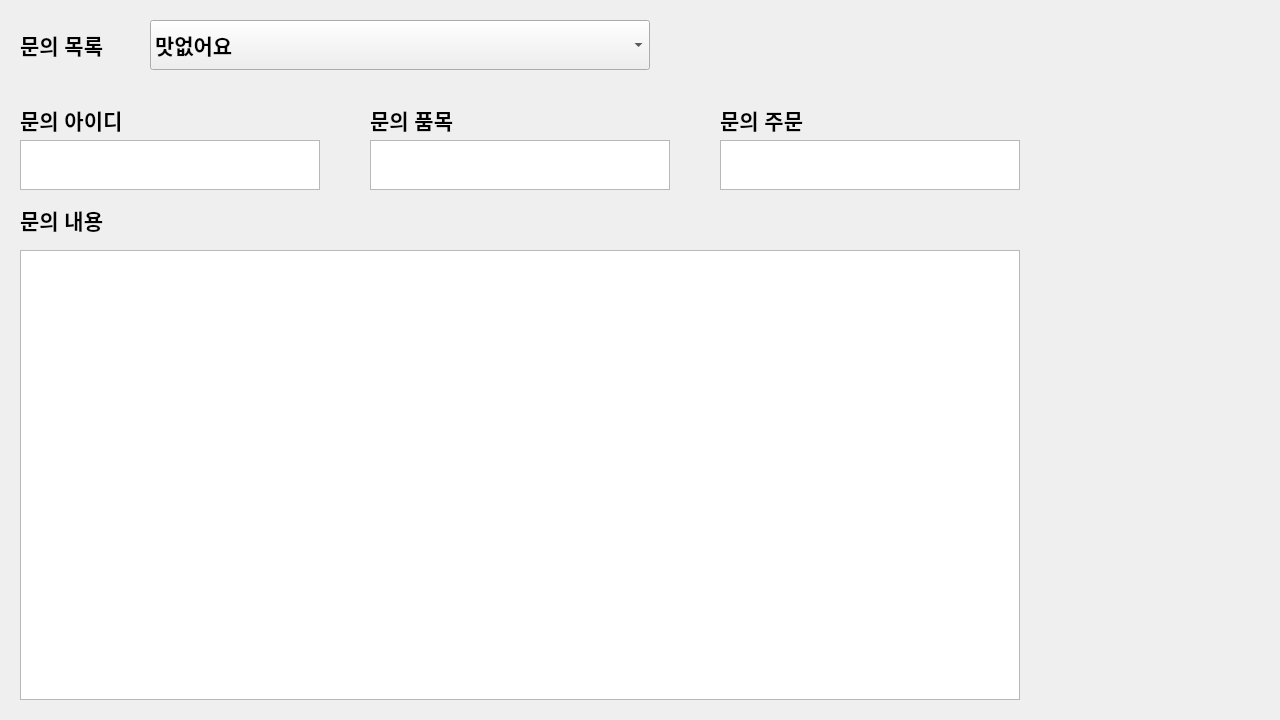
First picture: the form in question.ui, repository TaePyeongkang/smart-store, before the edit.
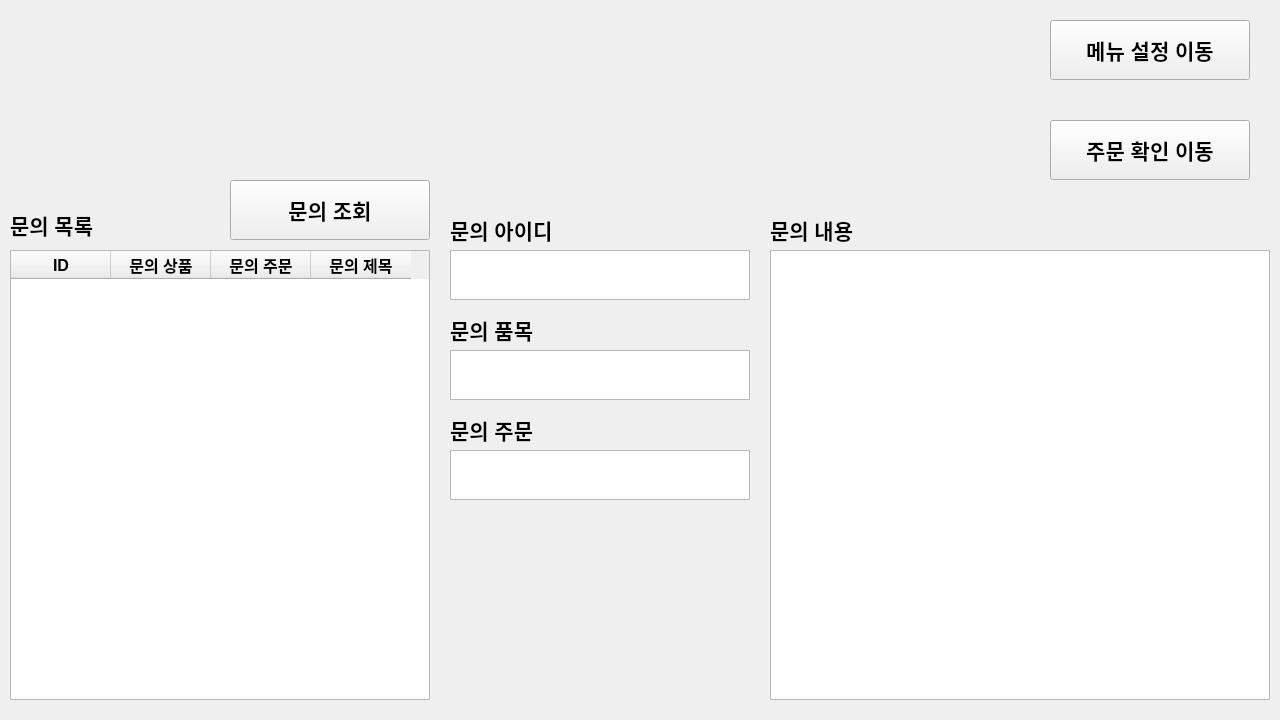
Second picture: the form after the edit.

What changed in the file:
```diff
--- a/question.ui
+++ b/question.ui
@@ -16,8 +16,8 @@
   <widget class="QLabel" name="label">
    <property name="geometry">
     <rect>
-     <x>20</x>
-     <y>20</y>
+     <x>10</x>
+     <y>200</y>
      <width>100</width>
      <height>50</height>
     </rect>
@@ -33,39 +33,12 @@
     <string>문의 목록</string>
    </property>
   </widget>
-  <widget class="QComboBox" name="titleSet">
-   <property name="geometry">
-    <rect>
-     <x>150</x>
-     <y>20</y>
-     <width>500</width>
-     <height>50</height>
-    </rect>
-   </property>
-   <property name="font">
-    <font>
-     <pointsize>16</pointsize>
-     <weight>75</weight>
-     <bold>true</bold>
-    </font>
-   </property>
-   <item>
-    <property name="text">
-     <string>맛없어요</string>
-    </property>
-   </item>
-   <item>
-    <property name="text">
-     <string>맛있어요</string>
-    </property>
-   </item>
-  </widget>
   <widget class="QTextBrowser" name="questText">
    <property name="geometry">
     <rect>
-     <x>20</x>
+     <x>770</x>
      <y>250</y>
-     <width>1000</width>
+     <width>500</width>
      <height>450</height>
     </rect>
    </property>
@@ -80,8 +53,8 @@
   <widget class="QTextBrowser" name="questId">
    <property name="geometry">
     <rect>
-     <x>20</x>
-     <y>140</y>
+     <x>450</x>
+     <y>250</y>
      <width>300</width>
      <height>50</height>
     </rect>
@@ -97,8 +70,8 @@
   <widget class="QTextBrowser" name="questProduct">
    <property name="geometry">
     <rect>
-     <x>370</x>
-     <y>140</y>
+     <x>450</x>
+     <y>350</y>
      <width>300</width>
      <height>50</height>
     </rect>
@@ -114,8 +87,8 @@
   <widget class="QTextBrowser" name="questOrder">
    <property name="geometry">
     <rect>
-     <x>720</x>
-     <y>140</y>
+     <x>450</x>
+     <y>450</y>
      <width>300</width>
      <height>50</height>
     </rect>
@@ -131,8 +104,8 @@
   <widget class="QLabel" name="label_2">
    <property name="geometry">
     <rect>
-     <x>20</x>
-     <y>100</y>
+     <x>450</x>
+     <y>210</y>
      <width>200</width>
      <height>40</height>
     </rect>
@@ -151,8 +124,8 @@
   <widget class="QLabel" name="label_3">
    <property name="geometry">
     <rect>
-     <x>370</x>
-     <y>100</y>
+     <x>450</x>
+     <y>310</y>
      <width>200</width>
      <height>40</height>
     </rect>
@@ -171,8 +144,8 @@
   <widget class="QLabel" name="label_4">
    <property name="geometry">
     <rect>
-     <x>720</x>
-     <y>100</y>
+     <x>450</x>
+     <y>410</y>
      <width>200</width>
      <height>40</height>
     </rect>
@@ -191,8 +164,8 @@
   <widget class="QLabel" name="label_5">
    <property name="geometry">
     <rect>
-     <x>20</x>
-     <y>200</y>
+     <x>770</x>
+     <y>210</y>
      <width>200</width>
      <height>40</height>
     </rect>
@@ -208,6 +181,103 @@
     <string>문의 내용</string>
    </property>
   </widget>
+  <widget class="QPushButton" name="moveOrder">
+   <property name="geometry">
+    <rect>
+     <x>1050</x>
+     <y>120</y>
+     <width>200</width>
+     <height>60</height>
+    </rect>
+   </property>
+   <property name="font">
+    <font>
+     <pointsize>16</pointsize>
+     <weight>75</weight>
+     <bold>true</bold>
+    </font>
+   </property>
+   <property name="text">
+    <string>주문 확인 이동</string>
+   </property>
+  </widget>
+  <widget class="QPushButton" name="moveOrder_2">
+   <property name="geometry">
+    <rect>
+     <x>1050</x>
+     <y>20</y>
+     <width>200</width>
+     <height>60</height>
+    </rect>
+   </property>
+   <property name="font">
+    <font>
+     <pointsize>16</pointsize>
+     <weight>75</weight>
+     <bold>true</bold>
+    </font>
+   </property>
+   <property name="text">
+    <string>메뉴 설정 이동</string>
+   </property>
+  </widget>
+  <widget class="QTableWidget" name="questions">
+   <property name="geometry">
+    <rect>
+     <x>10</x>
+     <y>250</y>
+     <width>420</width>
+     <height>450</height>
+    </rect>
+   </property>
+   <property name="font">
+    <font>
+     <pointsize>12</pointsize>
+     <weight>75</weight>
+     <bold>true</bold>
+    </font>
+   </property>
+   <column>
+    <property name="text">
+     <string>ID</string>
+    </property>
+   </column>
+   <column>
+    <property name="text">
+     <string>문의 상품</string>
+    </property>
+   </column>
+   <column>
+    <property name="text">
+     <string>문의 주문</string>
+    </property>
+   </column>
+   <column>
+    <property name="text">
+     <string>문의 제목</string>
+    </property>
+   </column>
+  </widget>
+  <widget class="QPushButton" name="printQuestions">
+   <property name="geometry">
+    <rect>
+     <x>230</x>
+     <y>180</y>
+     <width>200</width>
+     <height>60</height>
+    </rect>
+   </property>
+   <property name="font">
+    <font>
+     <pointsize>16</pointsize>
+     <weight>75</weight>
+     <bold>true</bold>
+    </font>
+   </property>
+   <property name="text">
+    <string>문의 조회</string>
+   </property>
+  </widget>
  </widget>
  <resources/>
  <connections/>
```
